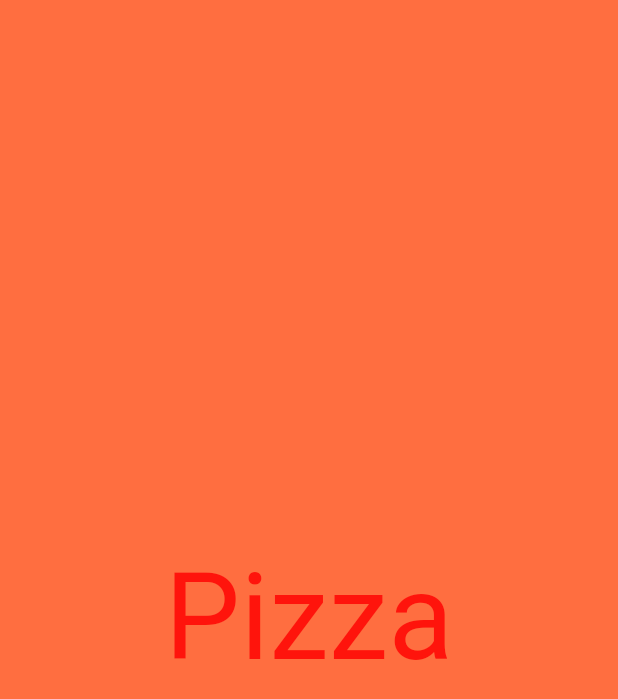
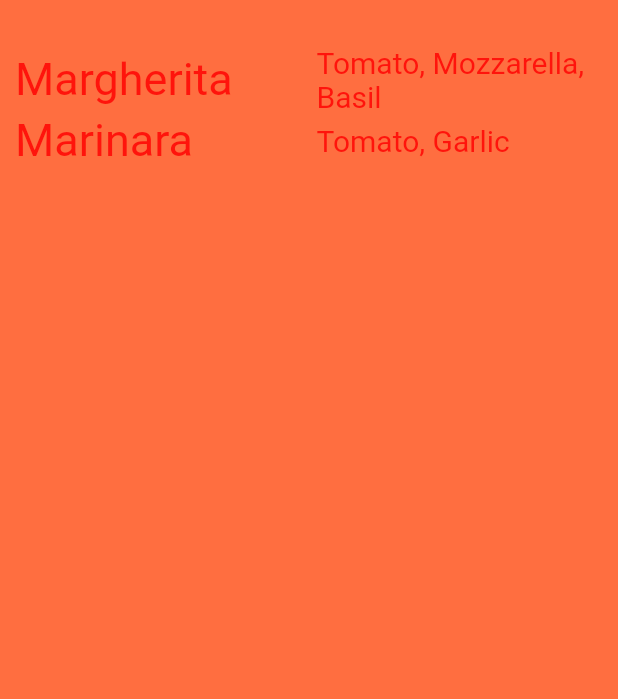
Before and after one commit to avoltis/Pizza-Order, a Flutter app: the screen it shows after launch, on a phone screen of 412 x 824 dp. Shown: the top 699 px of the screen. Run offline on Flutter 3.47's test engine with Material 2 defaults, Android fonts, the phone set to English and light mode, and no system bars; Roboto replaces fonts that are missing (Oxygen).

Commit message:
rows and columns layout

```diff
--- a/lib/ui/home.dart
+++ b/lib/ui/home.dart
@@ -6,14 +6,51 @@ class Home extends StatelessWidget {
     return Center(
         child: Container(
             alignment: Alignment.center,
+            padding: EdgeInsets.only(top: 30.0, left: 10.0),
             color: Colors.deepOrangeAccent,
-      child: Text("Pizza",
+            child: Column(
+              children: <Widget>[
+                 Row(
+              children: <Widget>[
+                Expanded(
+                    child: Text("Margherita",
                         textDirection: TextDirection.ltr,
                         style: TextStyle(
-              fontSize: 80.0,
+                            fontSize: 30.0,
                             decoration: TextDecoration.none,
                             fontFamily: "Oxygen",
-              fontWeight: FontWeight.normal)),
-    ));
+                            fontWeight: FontWeight.normal))),
+                Expanded(
+                    child: Text("Tomato, Mozzarella, Basil",
+                        textDirection: TextDirection.ltr,
+                        style: TextStyle(
+                            fontSize: 20.0,
+                            decoration: TextDecoration.none,
+                            fontFamily: "Oxygen",
+                            fontWeight: FontWeight.normal)))
+              ],
+            ),
+             Row(
+              children: <Widget>[
+                Expanded(
+                    child: Text("Marinara",
+                        textDirection: TextDirection.ltr,
+                        style: TextStyle(
+                            fontSize: 30.0,
+                            decoration: TextDecoration.none,
+                            fontFamily: "Oxygen",
+                            fontWeight: FontWeight.normal))),
+                Expanded(
+                    child: Text("Tomato, Garlic",
+                        textDirection: TextDirection.ltr,
+                        style: TextStyle(
+                            fontSize: 20.0,
+                            decoration: TextDecoration.none,
+                            fontFamily: "Oxygen",
+                            fontWeight: FontWeight.normal)))
+              ],
+            )
+              ],
+            )));
   }
 }
```
Lines whose indentation alone changed are shown as unchanged.
